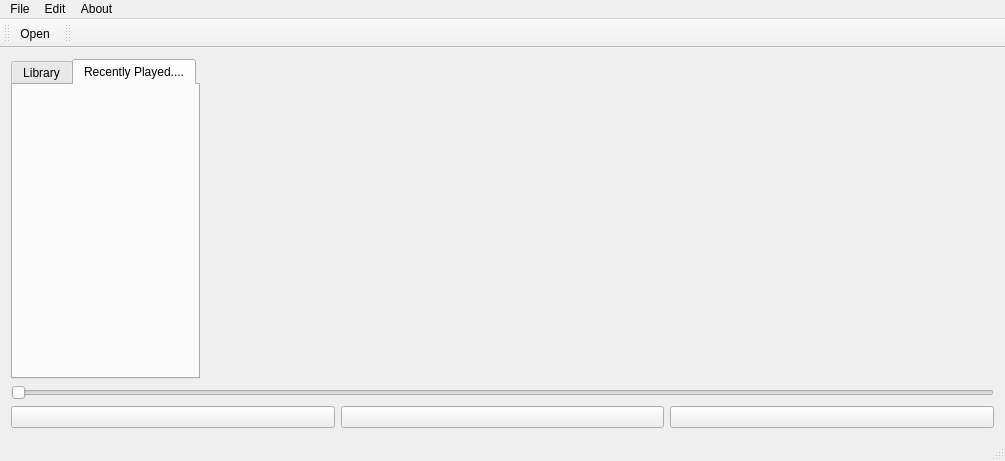
Old version of the form mainwindow.ui in the repository nunojesus/Musix-Player.
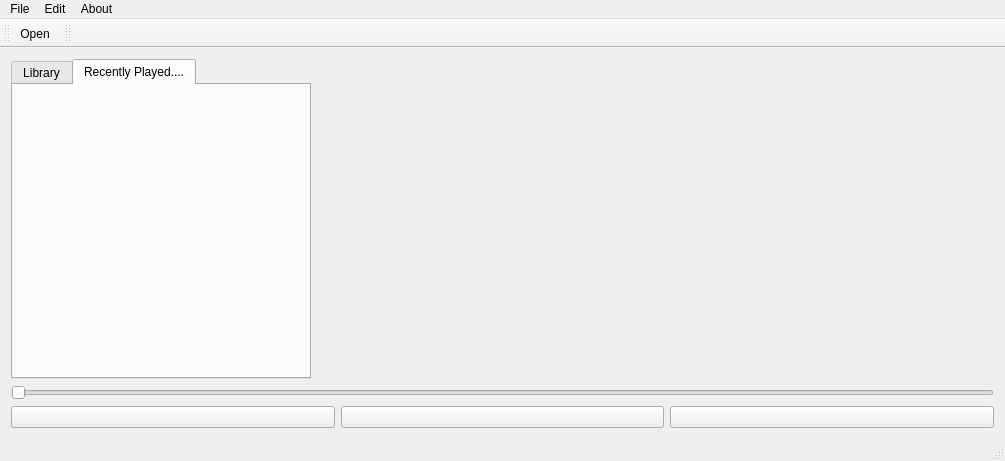
New version of the form. The open tabs and pages were chosen to show the change. Icons and pictures are not drawn.

What changed in the file:
```diff
--- a/mainwindow.ui
+++ b/mainwindow.ui
@@ -19,8 +19,20 @@
   </property>
   <widget class="QWidget" name="centralWidget">
    <layout class="QVBoxLayout" name="verticalLayout">
-    <item alignment="Qt::AlignLeft">
+    <item>
      <widget class="QTabWidget" name="tabWidget">
+      <property name="sizePolicy">
+       <sizepolicy hsizetype="Expanding" vsizetype="Expanding">
+        <horstretch>0</horstretch>
+        <verstretch>0</verstretch>
+       </sizepolicy>
+      </property>
+      <property name="maximumSize">
+       <size>
+        <width>300</width>
+        <height>16777215</height>
+       </size>
+      </property>
       <property name="tabShape">
        <enum>QTabWidget::Rounded</enum>
       </property>
```
Left out of the diff: 26 changed lines with no effect on the pictures.
